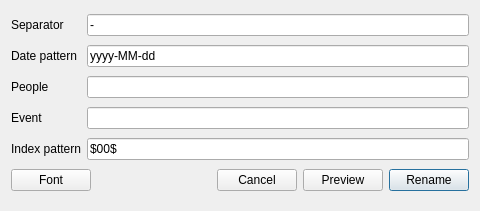
The window that DlgSettings.ui (congchenutd/Renamer) describes before a commit, drawn with Qt 5.
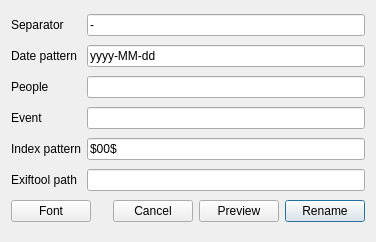
The same window after the commit. Icons and pictures are not drawn.

```diff
--- a/DlgSettings.ui
+++ b/DlgSettings.ui
@@ -6,8 +6,8 @@
    <rect>
     <x>0</x>
     <y>0</y>
-    <width>480</width>
-    <height>211</height>
+    <width>376</width>
+    <height>242</height>
    </rect>
   </property>
   <property name="windowTitle">
@@ -88,7 +88,21 @@
      </property>
     </widget>
    </item>
-   <item row="5" column="0" colspan="2">
+   <item row="5" column="0">
+    <widget class="QLabel" name="label_6">
+     <property name="text">
+      <string>Exiftool path</string>
+     </property>
+    </widget>
+   </item>
+   <item row="5" column="1">
+    <widget class="QLineEdit" name="leExiftoolPath">
+     <property name="text">
+      <string/>
+     </property>
+    </widget>
+   </item>
+   <item row="6" column="0" colspan="2">
     <layout class="QHBoxLayout" name="horizontalLayout">
      <item>
       <widget class="QPushButton" name="btFont">
```
